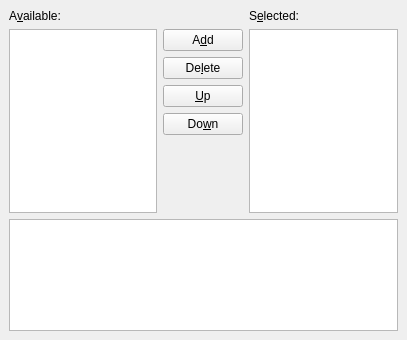
Above: src/frontends/qt4/ui/ModulesUi.ui from cburschka/lyx before the change. Below: the same form after it.
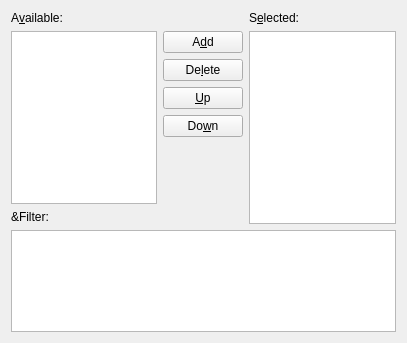
That is the form after the change.

Commit message:
GuiDocument: Add filter to modules selection
Sorting by category is needs more work, since the GuiIdListModel is
not suitable for trees.

```diff
--- a/src/frontends/qt4/ui/ModulesUi.ui
+++ b/src/frontends/qt4/ui/ModulesUi.ui
@@ -1,59 +1,46 @@
 <ui version="4.0" >
  <class>ModulesUi</class>
- <widget class="QWidget" name="ModulesUi" >
-  <property name="geometry" >
+ <widget class="QWidget" name="ModulesUi">
+  <property name="geometry">
    <rect>
     <x>0</x>
     <y>0</y>
     <width>407</width>
-    <height>340</height>
+    <height>343</height>
    </rect>
   </property>
   <property name="windowTitle" >
    <string/>
   </property>
-  <layout class="QGridLayout" >
-   <property name="margin" >
-    <number>9</number>
-   </property>
-   <property name="spacing" >
-    <number>6</number>
-   </property>
-   <item row="1" column="0" >
-    <widget class="QTextBrowser" name="infoML" >
-     <property name="sizePolicy" >
-      <sizepolicy vsizetype="Maximum" hsizetype="Expanding" >
-       <horstretch>0</horstretch>
-       <verstretch>0</verstretch>
-      </sizepolicy>
-     </property>
-     <property name="maximumSize" >
-      <size>
-       <width>16777215</width>
-       <height>120</height>
-      </size>
-     </property>
-    </widget>
-   </item>
-   <item row="0" column="0" >
-    <layout class="QHBoxLayout" >
-     <property name="spacing" >
+  <layout class="QGridLayout" name="gridLayout">
+   <item row="0" column="0">
+    <layout class="QHBoxLayout">
+     <property name="spacing">
       <number>6</number>
      </property>
-     <property name="margin" >
+     <property name="leftMargin">
+      <number>0</number>
+     </property>
+     <property name="topMargin">
+      <number>0</number>
+     </property>
+     <property name="rightMargin">
+      <number>0</number>
+     </property>
+     <property name="bottomMargin">
       <number>0</number>
      </property>
      <item>
-      <layout class="QVBoxLayout" >
-       <property name="spacing" >
+      <layout class="QVBoxLayout">
+       <property name="spacing">
         <number>6</number>
        </property>
        <property name="margin" >
         <number>0</number>
        </property>
        <item>
-        <widget class="QLabel" name="availmodL" >
-         <property name="frameShape" >
+        <widget class="QLabel" name="availmodL">
+         <property name="frameShape">
           <enum>QFrame::NoFrame</enum>
          </property>
          <property name="text" >
@@ -65,17 +52,34 @@
         </widget>
        </item>
        <item>
-        <widget class="QTreeView" name="availableLV" >
-         <property name="rootIsDecorated" >
+        <widget class="QTreeView" name="availableLV">
+         <property name="rootIsDecorated">
           <bool>false</bool>
          </property>
         </widget>
        </item>
+       <item>
+        <layout class="QHBoxLayout" name="horizontalLayout_6">
+         <item>
+          <widget class="QLabel" name="findModulesLA">
+           <property name="text">
+            <string>&amp;Filter:</string>
+           </property>
+           <property name="alignment">
+            <set>Qt::AlignLeading|Qt::AlignLeft|Qt::AlignVCenter</set>
+           </property>
+          </widget>
+         </item>
+         <item>
+          <layout class="QHBoxLayout" name="moduleFilterBarL"/>
+         </item>
+        </layout>
+       </item>
       </layout>
      </item>
      <item>
-      <layout class="QVBoxLayout" >
-       <property name="spacing" >
+      <layout class="QVBoxLayout">
+       <property name="spacing">
         <number>6</number>
        </property>
        <property name="margin" >
@@ -98,29 +102,29 @@
         </spacer>
        </item>
        <item>
-        <widget class="QPushButton" name="addPB" >
-         <property name="text" >
+        <widget class="QPushButton" name="addPB">
+         <property name="text">
           <string>A&amp;dd</string>
          </property>
         </widget>
        </item>
        <item>
-        <widget class="QPushButton" name="deletePB" >
-         <property name="text" >
+        <widget class="QPushButton" name="deletePB">
+         <property name="text">
           <string>De&amp;lete</string>
          </property>
         </widget>
        </item>
        <item>
-        <widget class="QPushButton" name="upPB" >
-         <property name="text" >
+        <widget class="QPushButton" name="upPB">
+         <property name="text">
           <string>&amp;Up</string>
          </property>
         </widget>
        </item>
        <item>
-        <widget class="QPushButton" name="downPB" >
-         <property name="text" >
+        <widget class="QPushButton" name="downPB">
+         <property name="text">
           <string>Do&amp;wn</string>
          </property>
         </widget>
@@ -141,16 +145,25 @@
       </layout>
      </item>
      <item>
-      <layout class="QVBoxLayout" >
-       <property name="spacing" >
+      <layout class="QVBoxLayout">
+       <property name="spacing">
         <number>6</number>
        </property>
-       <property name="margin" >
+       <property name="leftMargin">
+        <number>0</number>
+       </property>
+       <property name="topMargin">
+        <number>0</number>
+       </property>
+       <property name="rightMargin">
+        <number>0</number>
+       </property>
+       <property name="bottomMargin">
         <number>0</number>
        </property>
        <item>
-        <widget class="QLabel" name="selmodL" >
-         <property name="text" >
+        <widget class="QLabel" name="selmodL">
+         <property name="text">
           <string>S&amp;elected:</string>
          </property>
          <property name="buddy" >
@@ -159,9 +172,9 @@
         </widget>
        </item>
        <item>
-        <widget class="QListView" name="selectedLV" >
-         <property name="editTriggers" >
-          <set>QAbstractItemView::NoEditTriggers</set>
+        <widget class="QTreeView" name="selectedLV">
+         <property name="rootIsDecorated">
+          <bool>false</bool>
          </property>
         </widget>
        </item>
@@ -169,6 +182,22 @@
      </item>
     </layout>
    </item>
+   <item row="1" column="0">
+    <widget class="QTextBrowser" name="infoML">
+     <property name="sizePolicy">
+      <sizepolicy hsizetype="Expanding" vsizetype="Maximum">
+       <horstretch>0</horstretch>
+       <verstretch>0</verstretch>
+      </sizepolicy>
+     </property>
+     <property name="maximumSize">
+      <size>
+       <width>16777215</width>
+       <height>120</height>
+      </size>
+     </property>
+    </widget>
+   </item>
   </layout>
  </widget>
  <tabstops>
```
Left out of the diff: 54 changed lines with no effect on the pictures. The commit also changes 2 other files.
